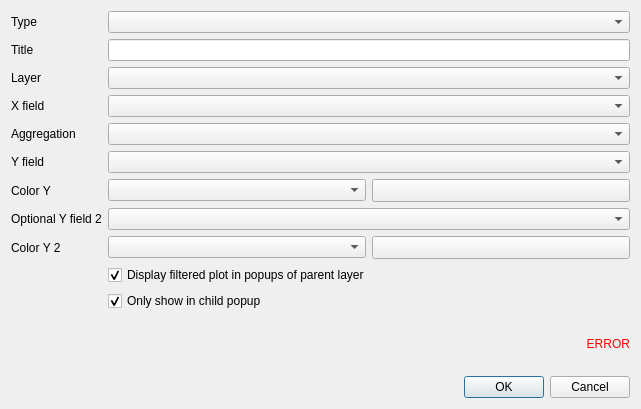
First picture: the form in resources/ui/ui_form_dataviz.ui, repository 3liz/lizmap-plugin, before the edit.
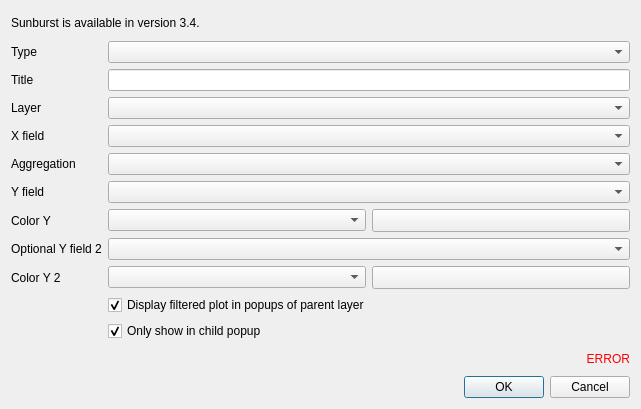
Second picture: the form after the edit. Custom widgets are drawn as their Qt base class.

Commit message: display new attributes in a form according to LWC version

Patch:
```diff
--- a/resources/ui/ui_form_dataviz.ui
+++ b/resources/ui/ui_form_dataviz.ui
@@ -14,6 +14,13 @@
    <string>Dataviz</string>
   </property>
   <layout class="QVBoxLayout" name="verticalLayout">
+   <item>
+    <widget class="QLabel" name="label_graph_34">
+     <property name="text">
+      <string>Sunburst is available in version 3.4.</string>
+     </property>
+    </widget>
+   </item>
    <item>
     <layout class="QGridLayout" name="gridLayout">
      <item row="0" column="0">
```
The commit also changes 3 other files.
